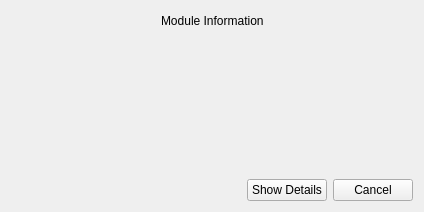
The window that ServiceSW/Master/Components/SystemTracking/Forms/CurrentConfigurationDlg.ui (Liyezhong/Master) describes before a commit, drawn with Qt 5.
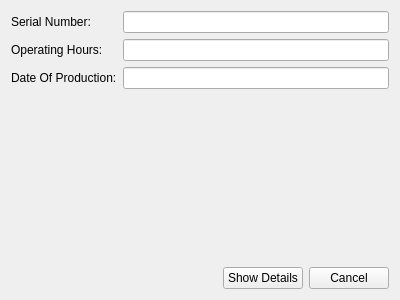
The same window after the commit. Custom widgets are drawn as their Qt base class.

Commit message: S&M System config: update CurrentConfig

Diff of the .ui file:
```diff
--- a/ServiceSW/Master/Components/SystemTracking/Forms/CurrentConfigurationDlg.ui
+++ b/ServiceSW/Master/Components/SystemTracking/Forms/CurrentConfigurationDlg.ui
@@ -6,28 +6,57 @@
    <rect>
     <x>0</x>
     <y>0</y>
-    <width>424</width>
-    <height>212</height>
+    <width>400</width>
+    <height>300</height>
    </rect>
   </property>
   <property name="windowTitle">
    <string>Form</string>
   </property>
-  <layout class="QGridLayout" name="gridLayout">
-   <item row="0" column="0">
-    <spacer name="horizontalSpacer_2">
-     <property name="orientation">
-      <enum>Qt::Horizontal</enum>
-     </property>
-     <property name="sizeHint" stdset="0">
-      <size>
-       <width>40</width>
-       <height>20</height>
-      </size>
-     </property>
-    </spacer>
+  <layout class="QVBoxLayout" name="verticalLayout_3">
+   <item>
+    <layout class="QHBoxLayout" name="horizontalLayout_2">
+     <item>
+      <layout class="QVBoxLayout" name="verticalLayout">
+       <item>
+        <widget class="QLabel" name="label">
+         <property name="text">
+          <string>Serial Number:</string>
+         </property>
+        </widget>
+       </item>
+       <item>
+        <widget class="QLabel" name="label_2">
+         <property name="text">
+          <string>Operating Hours:</string>
+         </property>
+        </widget>
+       </item>
+       <item>
+        <widget class="QLabel" name="label_3">
+         <property name="text">
+          <string>Date Of Production:</string>
+         </property>
+        </widget>
+       </item>
+      </layout>
+     </item>
+     <item>
+      <layout class="QVBoxLayout" name="verticalLayout_2">
+       <item>
+        <widget class="QLineEdit" name="serialNumberEdit"/>
+       </item>
+       <item>
+        <widget class="QLineEdit" name="opHrsEdit"/>
+       </item>
+       <item>
+        <widget class="QLineEdit" name="DateOfProEdit"/>
+       </item>
+      </layout>
+     </item>
+    </layout>
    </item>
-   <item row="1" column="0" rowspan="2" colspan="3">
+   <item>
     <spacer name="verticalSpacer">
      <property name="orientation">
       <enum>Qt::Vertical</enum>
@@ -35,43 +64,28 @@
      <property name="sizeHint" stdset="0">
       <size>
        <width>20</width>
-       <height>13</height>
+       <height>58</height>
       </size>
      </property>
     </spacer>
    </item>
-   <item row="5" column="0" colspan="3">
-    <widget class="MainMenu::CScrollTable" name="widget" native="true">
-     <property name="minimumSize">
-      <size>
-       <width>0</width>
-       <height>0</height>
-      </size>
-     </property>
-     <zorder>verticalSpacer_2</zorder>
-    </widget>
+   <item>
+    <widget class="MainMenu::CScrollTable" name="widget" native="true"/>
    </item>
-   <item row="0" column="2">
-    <spacer name="horizontalSpacer_3">
+   <item>
+    <spacer name="verticalSpacer_2">
      <property name="orientation">
-      <enum>Qt::Horizontal</enum>
+      <enum>Qt::Vertical</enum>
      </property>
      <property name="sizeHint" stdset="0">
       <size>
-       <width>40</width>
-       <height>20</height>
+       <width>20</width>
+       <height>58</height>
       </size>
      </property>
     </spacer>
    </item>
-   <item row="0" column="1">
-    <widget class="QLabel" name="moduleInfoLabel">
-     <property name="text">
-      <string>Module Information</string>
-     </property>
-    </widget>
-   </item>
-   <item row="7" column="0" colspan="3">
+   <item>
     <layout class="QHBoxLayout" name="horizontalLayout">
      <item>
       <spacer name="horizontalSpacer">
@@ -80,14 +94,14 @@
        </property>
        <property name="sizeHint" stdset="0">
         <size>
-         <width>13</width>
+         <width>158</width>
          <height>20</height>
         </size>
        </property>
       </spacer>
      </item>
      <item>
-      <widget class="QPushButton" name="showDetailsBtn">
+      <widget class="QPushButton" name="detailBtn">
        <property name="text">
         <string>Show Details</string>
        </property>
@@ -102,19 +116,6 @@
      </item>
     </layout>
    </item>
-   <item row="6" column="0" colspan="3">
-    <spacer name="verticalSpacer_2">
-     <property name="orientation">
-      <enum>Qt::Vertical</enum>
-     </property>
-     <property name="sizeHint" stdset="0">
-      <size>
-       <width>20</width>
-       <height>40</height>
-      </size>
-     </property>
-    </spacer>
-   </item>
   </layout>
  </widget>
  <customwidgets>
```
Left out of the diff: 2 changed lines with no effect on the pictures. The commit also changes 40 other files.
